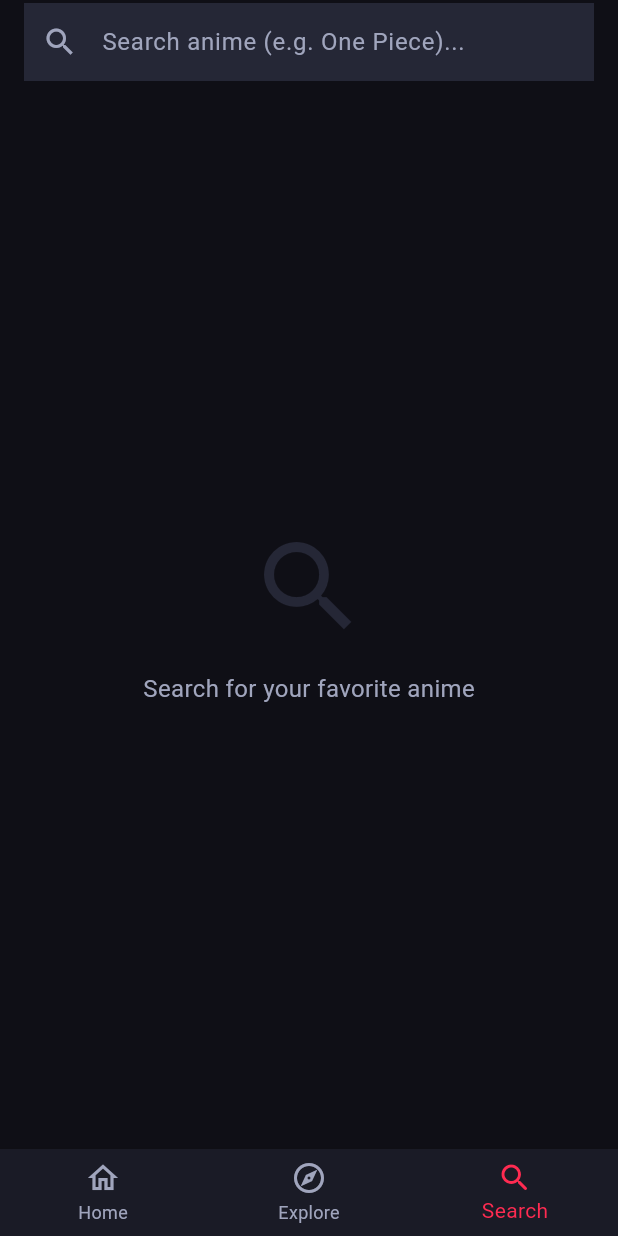
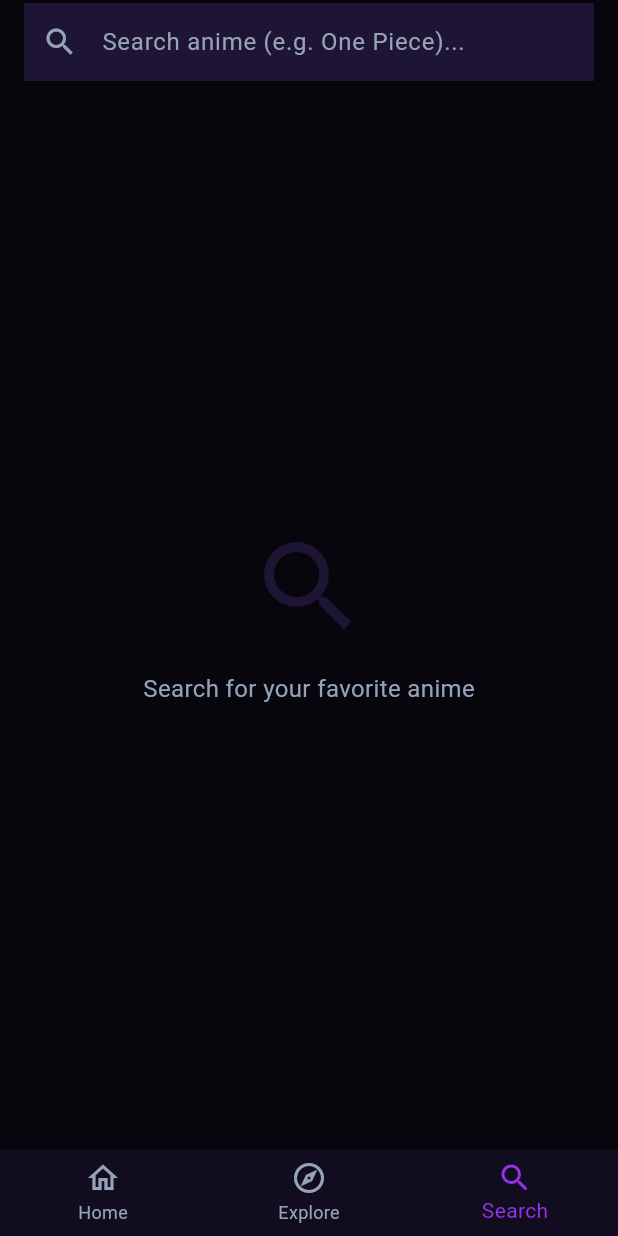
Before and after one commit to AbhinandAmmanamkandy/Akira, a Flutter app: the screen it shows after launch, item 3 of the bottom bar chosen, on a phone screen of 412 x 824 dp. Run offline on Flutter 3.47's test engine with Material 3 defaults, Android fonts, the phone set to English and light mode, and no system bars; our stand-ins replace cached_network_image, shared_preferences, video_player; network calls fail.

Commit message:
Rebrand app to Arisen theme and redesign home screen layout
- Update color palette and app constants to reflect the new "Arisen" and "Hunter System" branding.
- Redesign `FeaturedHero` component with edge-to-edge poster, enhanced gradient overlay, and improved metadata badges.
- Remove standard `AppBar` from `HomeScreen` and wrap body in `SafeArea` for an immersive layout.
- Update project description in `pubspec.yaml` to reflect the Solo Leveling theme.

```diff
--- a/lib/core/constants/app_constants.dart
+++ b/lib/core/constants/app_constants.dart
@@ -1,6 +1,6 @@
 class AppConstants {
-  static const String appName = 'AKIRA';
-  static const String appSubtitle = 'Anime';
+  static const String appName = 'ARISEN';
+  static const String appSubtitle = 'HUNTER SYSTEM';
   static const double defaultPadding = 16.0;
   static const double cardBorderRadius = 10.0;
   static const int searchDebounceMs = 500;
--- a/lib/core/theme/app_colors.dart
+++ b/lib/core/theme/app_colors.dart
@@ -1,14 +1,14 @@
 import 'package:flutter/material.dart';
 
 class AppColors {
-  static const Color backgroundColor = Color(0xFF0F0F16);
-  static const Color surfaceColor = Color(0xFF1A1B26);
-  static const Color surfaceLightColor = Color(0xFF252736);
-  static const Color primaryColor = Color(0xFFFF2B51);
-  static const Color accentColor = Color(0xFF8A3FFC);
+  static const Color backgroundColor = Color(0xFF07060D);
+  static const Color surfaceColor = Color(0xFF120C1F);
+  static const Color surfaceLightColor = Color(0xFF1E1433);
+  static const Color primaryColor = Color(0xFF9333EA);
+  static const Color accentColor = Color(0xFF00F0FF);
   static const Color textPrimary = Color(0xFFFFFFFF);
-  static const Color textSecondary = Color(0xFFA0A5BD);
-  static const Color cardColor = Color(0xFF161722);
+  static const Color textSecondary = Color(0xFF94A3B8);
+  static const Color cardColor = Color(0xFF0D0917);
   static const Color starRatingColor = Colors.amber;
   static const Color fillerEpisodeColor = Colors.orange;
 }
--- a/pubspec.yaml
+++ b/pubspec.yaml
@@ -1,5 +1,5 @@
 name: akira
-description: "A new Flutter project."
+description: "Solo Leveling themed Anime Streaming App."
 # The following line prevents the package from being accidentally published to
 # pub.dev using `flutter pub publish`. This is preferred for private packages.
 publish_to: 'none' # Remove this line if you wish to publish to pub.dev
```
Also changed, not shown: lib/features/home/screens/home_screen.dart (+3 -38 lines), lib/features/home/widgets/featured_hero.dart (+103 -52 lines).
